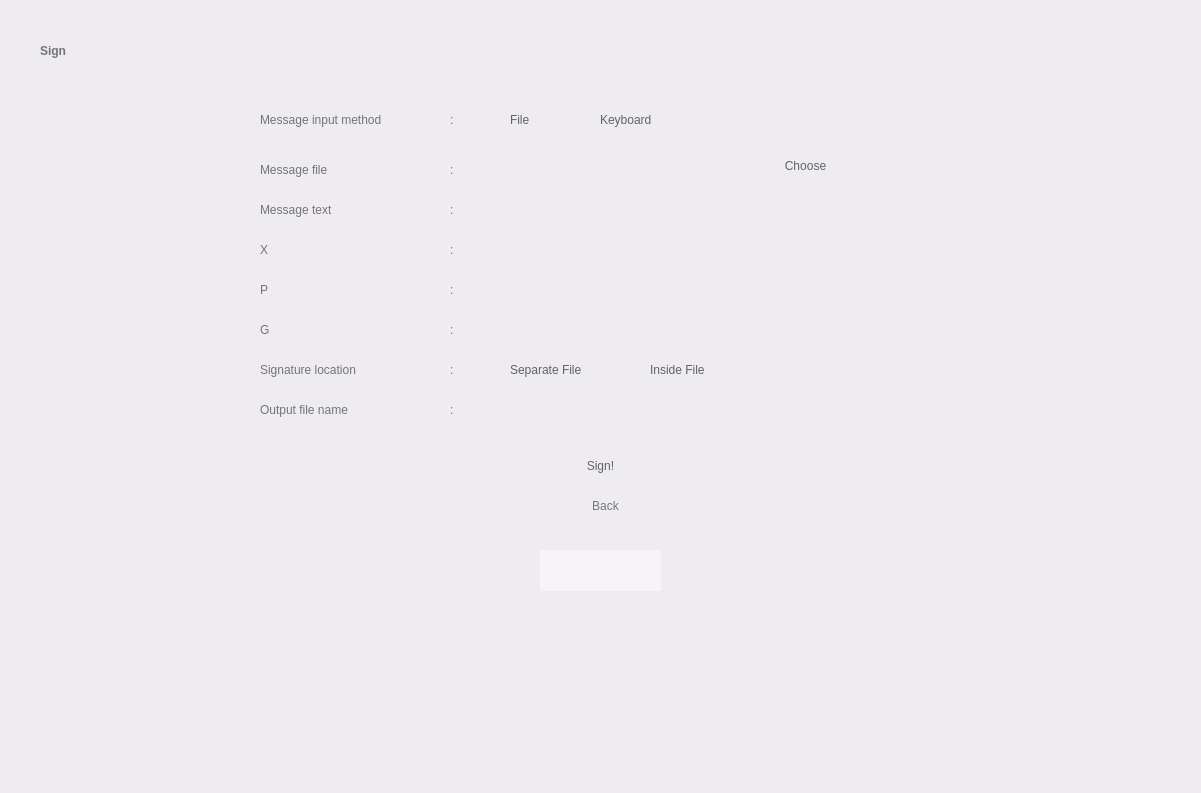
Old version of the form UI/ElGamal/Sign.ui in the repository salsabiilashifa11/Tugas5Kripto.
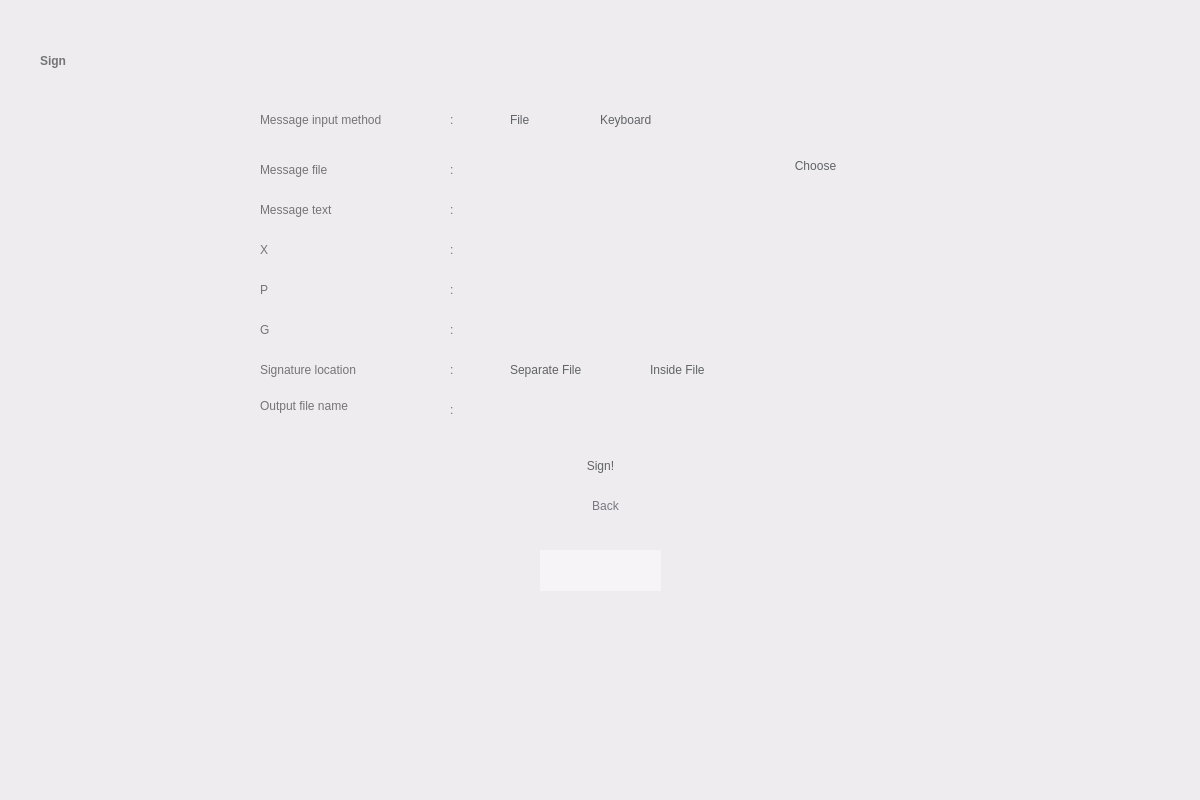
New version of the form.

```diff
--- a/UI/ElGamal/Sign.ui
+++ b/UI/ElGamal/Sign.ui
@@ -6,8 +6,8 @@
    <rect>
     <x>0</x>
     <y>0</y>
-    <width>1201</width>
-    <height>793</height>
+    <width>1200</width>
+    <height>800</height>
    </rect>
   </property>
   <property name="windowTitle">
@@ -21,8 +21,8 @@
     <rect>
      <x>0</x>
      <y>0</y>
-     <width>1201</width>
-     <height>841</height>
+     <width>1200</width>
+     <height>800</height>
     </rect>
    </property>
    <property name="styleSheet">
@@ -36,7 +36,7 @@
       <x>40</x>
       <y>30</y>
       <width>241</width>
-      <height>41</height>
+      <height>61</height>
      </rect>
     </property>
     <property name="styleSheet">
@@ -103,7 +103,7 @@
      <rect>
       <x>580</x>
       <y>110</y>
-      <width>101</width>
+      <width>121</width>
       <height>20</height>
      </rect>
     </property>
@@ -180,7 +180,7 @@
      <rect>
       <x>770</x>
       <y>150</y>
-      <width>71</width>
+      <width>91</width>
       <height>31</height>
      </rect>
     </property>
@@ -518,9 +518,9 @@
     <property name="geometry">
      <rect>
       <x>260</x>
-      <y>400</y>
+      <y>390</y>
       <width>171</width>
-      <height>20</height>
+      <height>31</height>
      </rect>
     </property>
     <property name="styleSheet">
@@ -561,7 +561,7 @@
      <rect>
       <x>630</x>
       <y>360</y>
-      <width>101</width>
+      <width>141</width>
       <height>20</height>
      </rect>
     </property>
@@ -625,7 +625,7 @@
      <rect>
       <x>260</x>
       <y>360</y>
-      <width>171</width>
+      <width>191</width>
       <height>20</height>
      </rect>
     </property>
```
